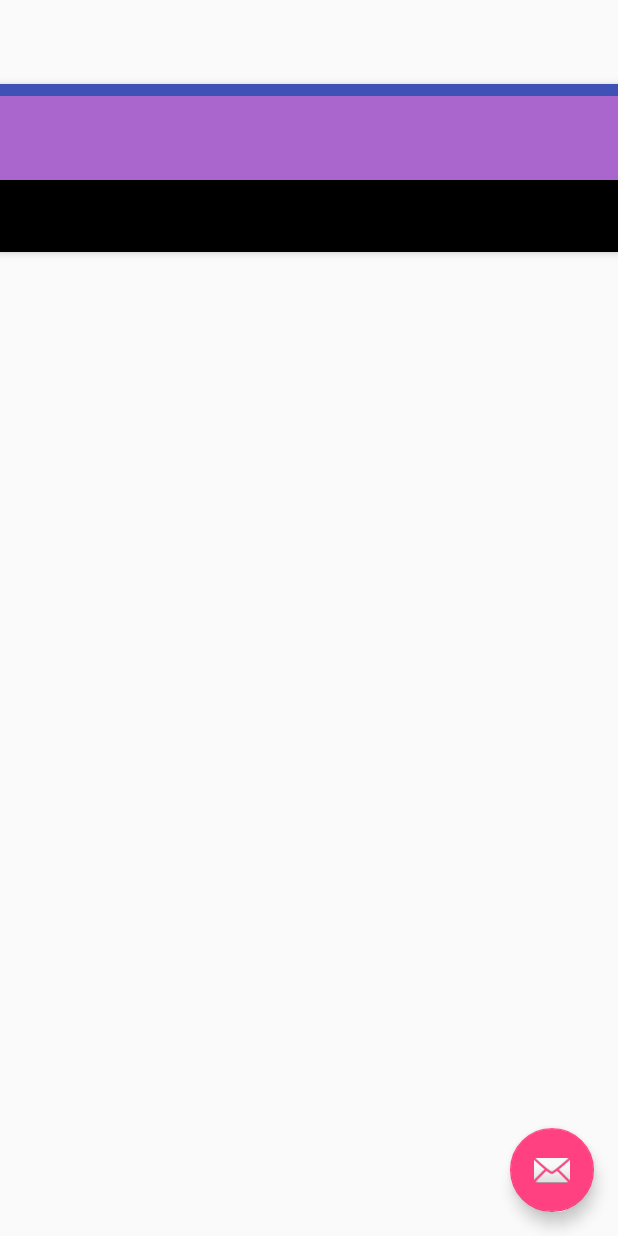
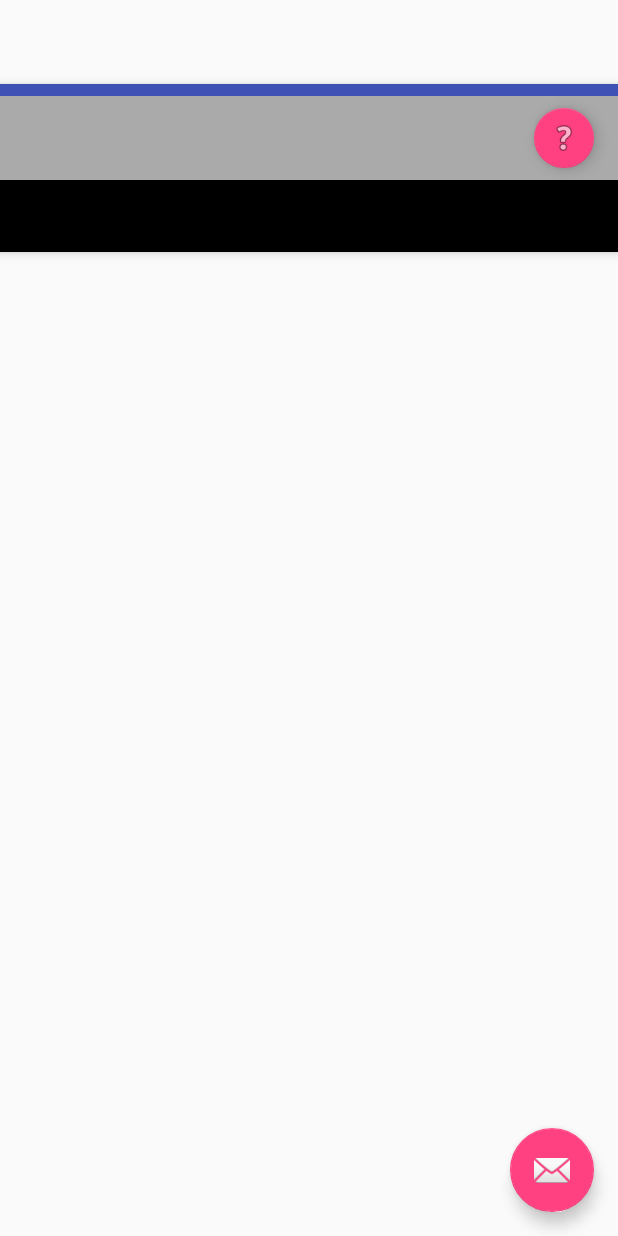
Before and after one commit to TineshShah/T_tabbed1, an Android app: the layout activity_tab_tin.xml on its own in the app's theme, with its tools: preview values and no code run, on a phone screen of 412 x 824 dp. Run offline under Robolectric (Android 15) with nearby library versions, the phone set to English and light mode, and no system bars.

Commit message:
send button changed to float Add button changed to float Help floating added

```diff
--- a/app/build.gradle
+++ b/app/build.gradle
@@ -29,4 +29,5 @@ dependencies {
     testCompile 'junit:junit:4.12'
     compile 'com.github.faruktoptas:FancyShowCaseView:0.1.0' //for showcase
     compile 'com.mcxiaoke.volley:library:1.0.19' //for networking for conveting gps to address
+    compile 'com.android.support.constraint:constraint-layout:1.0.2'
 }
--- a/app/src/main/res/layout/activity_tab_tin.xml
+++ b/app/src/main/res/layout/activity_tab_tin.xml
@@ -19,7 +19,7 @@
             android:id="@+id/toolbar"
             android:layout_width="match_parent"
             android:layout_height="?attr/actionBarSize"
-            android:background="@android:color/holo_purple"
+            android:background="@android:color/darker_gray"
             app:layout_scrollFlags="scroll|enterAlways"
             app:popupTheme="@style/AppTheme.PopupOverlay">
 
@@ -33,12 +33,6 @@
 
     </android.support.design.widget.AppBarLayout>
 
-    <android.support.v4.view.ViewPager
-        android:id="@+id/container"
-        android:layout_width="wrap_content"
-        android:layout_height="550dp"
-        app:layout_behavior="@string/appbar_scrolling_view_behavior" />
-
     <android.support.design.widget.FloatingActionButton
         android:id="@+id/fab"
         android:layout_width="wrap_content"
@@ -47,4 +41,21 @@
         android:layout_margin="@dimen/fab_margin"
         app:srcCompat="@android:drawable/ic_dialog_email" />
 
+    <android.support.design.widget.FloatingActionButton
+        android:id="@+id/floatingActionButton2"
+        android:layout_width="wrap_content"
+        android:layout_height="wrap_content"
+        android:layout_gravity="end|top"
+        android:layout_margin="@dimen/fab_margin"
+        android:clickable="true"
+        android:onClick="btnhelp"
+        app:fabSize="mini"
+        app:srcCompat="@android:drawable/ic_menu_help" />
+
+    <android.support.v4.view.ViewPager
+        android:id="@+id/container"
+        android:layout_width="wrap_content"
+        android:layout_height="550dp"
+        app:layout_behavior="@string/appbar_scrolling_view_behavior" />
+
 </android.support.design.widget.CoordinatorLayout>
```
Also changed, not shown: app/src/main/java/com/example/tinesh/t_tabbed/TabTin.java (+45 -14 lines), app/src/main/res/layout/tab1.xml (+26 -23 lines).
